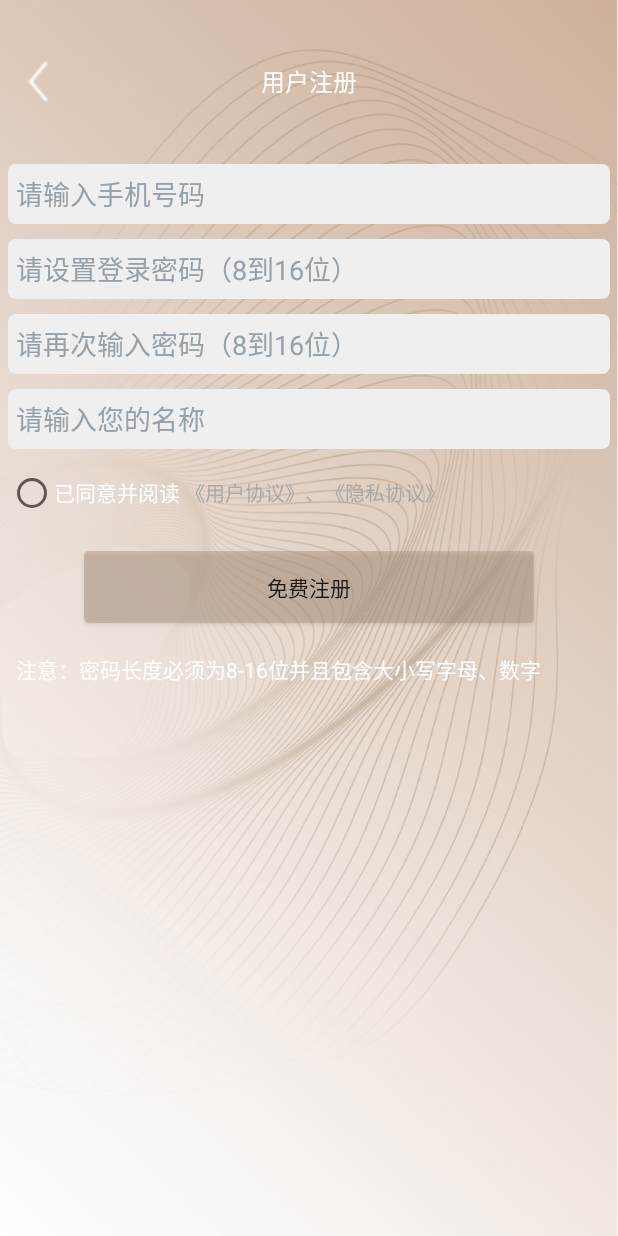
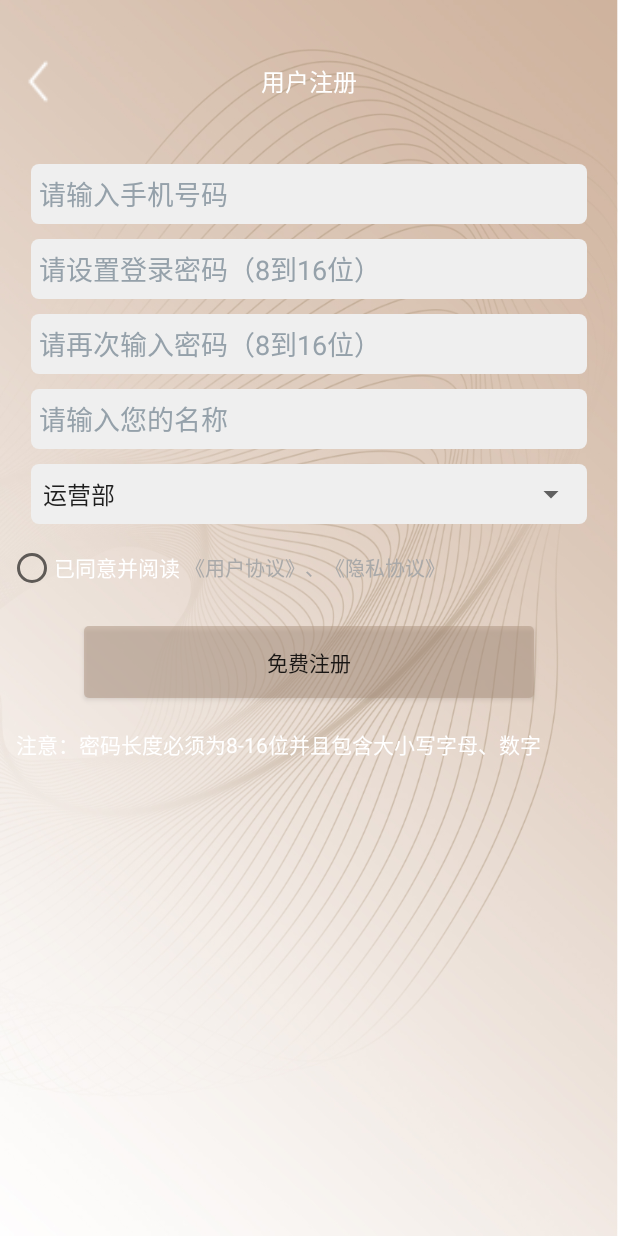
Before and after one commit to violet-two/login-android, an Android app: the screen it shows after launch (RegisterActivity), after a tap on "注册", on a phone screen of 412 x 824 dp. Run offline under Robolectric (Android 15) with nearby library versions, the phone set to English and light mode, and no system bars.

Commit message:
修复了一些bug

```diff
--- a/login-ws-team/src/main/java/ws/com/login_ws_team/MainActivity.java
+++ b/login-ws-team/src/main/java/ws/com/login_ws_team/MainActivity.java
@@ -1,25 +1,23 @@
 package ws.com.login_ws_team;
 
-import androidx.appcompat.app.AppCompatActivity;
-
+import android.app.Activity;
+import android.content.Context;
 import android.content.Intent;
 import android.os.Build;
 import android.os.Bundle;
 import android.text.InputType;
 import android.view.MotionEvent;
 import android.view.View;
-import android.view.Window;
+import android.view.WindowInsets;
 import android.view.WindowManager;
 import android.widget.Button;
 import android.widget.EditText;
-import android.widget.LinearLayout;
-import android.widget.RelativeLayout;
+
+import androidx.appcompat.app.AppCompatActivity;
 
 import java.util.HashMap;
 
-import ws.com.login_ws_team.api.API;
 import ws.com.login_ws_team.loginService.Login;
-import ws.com.login_ws_team.util.HttpUtil;
 import ws.com.login_ws_team.util.ScreenUtil;
 import ws.com.login_ws_team.util.StatusBarUtil;
 import ws.com.login_ws_team.util.ToastUtil;
@@ -32,7 +30,8 @@ public class MainActivity extends AppCompatActivity implements View.OnClickListe
     int inputType = 0;//0为密文，1为明文
     private EditText user;
     private Button login;
-    private static API api;
+    private Button resign;
+
     @Override
     protected void onCreate(Bundle savedInstanceState) {
         super.onCreate(savedInstanceState);
@@ -40,18 +39,43 @@ public class MainActivity extends AppCompatActivity implements View.OnClickListe
         //设置状态栏背景为透明
         StatusBarUtil.getStatusAToTransparent(this);
 
-        api = HttpUtil.getRetrofit().create(API.class);
-
+        user = findViewById(R.id.et_user);
         password = findViewById(R.id.et_password);
-        user = findViewById(R.id.et_user);
         login = findViewById(R.id.btn_login);
-        Button resign = findViewById(R.id.btn_resign);
+        resign = findViewById(R.id.btn_resign);
+        user.setOnFocusChangeListener(new View.OnFocusChangeListener() {
+            @Override
+            public void onFocusChange(View view, boolean b) {
+                if (b) {
+                    // 此处为得到焦点时的处理内容
+                    System.out.println("获取焦点");
+                } else {
+                    System.out.println("失去焦点");
+                }
+            }
+        });
+        password.setOnFocusChangeListener(new View.OnFocusChangeListener() {
+            @Override
+            public void onFocusChange(View view, boolean b) {
+                if (b) {
+                    // 此处为得到焦点时的处理内容
+                    System.out.println("获取焦点");
+                    String isTruePhoneNum = "/^1[3-9]\\d{9}$/";
+                    String inputPhone = user.getText().toString();
+                    if(!inputPhone.matches(isTruePhoneNum)){
+                        ToastUtil.show(MainActivity.this,"手机号格式不正确");
+                        user.requestFocus();
+                    }
+                } else {
+                    System.out.println("失去焦点");
+                }
+            }
+        });
         login.setOnClickListener(this);
         resign.setOnClickListener(this);
-
+        //设置密码框默认属性
         findViewById(R.id.changePasswordImage).setBackgroundResource(R.drawable.ic_visibility_off_24);
         password.setInputType(InputType.TYPE_CLASS_TEXT | InputType.TYPE_TEXT_VARIATION_PASSWORD);
-//        findViewById(R.id.btn_modifyPassword).setOnClickListener(this);
     }
 
     @Override
@@ -84,6 +108,7 @@ public class MainActivity extends AppCompatActivity implements View.OnClickListe
         }
     }
 
+    //改变密码框输入的密码是否显示和图标显示
     public void changePasswordImage(View view) {
         if(inputType==0){
             view.setBackgroundResource(R.drawable.ic_visibility_24);
@@ -114,18 +139,13 @@ public class MainActivity extends AppCompatActivity implements View.OnClickListe
                 HashMap<String, String> params = new HashMap<>();
                 params.put("phone", user.getText().toString());
                 params.put("password", password.getText().toString());
-                Login.login(this,api,params);
+                Login.login(this,params);
                 break;
             case R.id.btn_resign:
                 Intent intent = new Intent(this, RegisterActivity.class);
                 intent.setFlags(Intent.FLAG_ACTIVITY_NO_HISTORY);
                 startActivity(intent);
                 break;
-//            case R.id.btn_modifyPassword:
-//                Intent intentModifyPassword = new Intent(this, ModifyPasswordActivity.class);
-//                intentModifyPassword.setFlags(Intent.FLAG_ACTIVITY_SINGLE_TOP);
-//                startActivity(intentModifyPassword);
-//                break;
         }
     }
 }
--- a/login-ws-team/src/main/java/ws/com/login_ws_team/loginService/InformationDP.java
+++ b/login-ws-team/src/main/java/ws/com/login_ws_team/loginService/InformationDP.java
@@ -52,7 +52,7 @@ public class InformationDP extends AppCompatActivity {
                     //初始化人员数据
                     initData(view,activity);
                 } else {
-                    ToastUtil.show(activity.getBaseContext(), result.getData().toString());
+                    ToastUtil.show(activity, result.getData().toString());
                 }
             }
         };
--- a/login-ws-team/src/main/res/drawable-v24/register_input_bg.xml
+++ b/login-ws-team/src/main/res/drawable-v24/register_input_bg.xml
@@ -12,4 +12,6 @@
 <!--                android:color="#505050"/>-->
         </shape>
     </item>
+
+
 </layer-list>
--- /dev/null
+++ b/login-ws-team/src/main/res/drawable/ic_baseline_arrow_drop_down_24.xml
@@ -0,0 +1,5 @@
+<vector android:height="24dp" android:tint="#ffffff"
+    android:viewportHeight="24" android:viewportWidth="24"
+    android:width="24dp" xmlns:android="http://schemas.android.com/apk/res/android">
+    <path android:fillColor="@android:color/white" android:pathData="M7,10l5,5 5,-5z"/>
+</vector>
--- /dev/null
+++ b/login-ws-team/src/main/res/drawable/register_spinner_bg.xml
@@ -0,0 +1,8 @@
+<layer-list xmlns:android="http://schemas.android.com/apk/res/android">
+    <item>
+        <shape>
+            <corners android:radius="3dp" />
+            <solid android:color="@color/white" />
+        </shape>
+    </item>
+</layer-list>
--- a/login-ws-team/src/main/res/layout/activity_information_department.xml
+++ b/login-ws-team/src/main/res/layout/activity_information_department.xml
@@ -47,7 +47,7 @@
             android:layout_height="wrap_content"
             android:background="@drawable/search_by_informationdp">
 
-                <androidx.appcompat.widget.SearchView
+            <androidx.appcompat.widget.SearchView
                 android:id="@+id/searchView"
                 android:layout_width="match_parent"
                 android:layout_height="45dp"
--- a/login-ws-team/src/main/res/layout/activity_main.xml
+++ b/login-ws-team/src/main/res/layout/activity_main.xml
@@ -62,10 +62,11 @@
                 android:layout_width="match_parent"
                 android:layout_height="40dp"
                 android:layout_marginLeft="5dp"
+                android:maxLength="11"
                 android:layout_toRightOf="@id/iv_user_image"
                 android:background="@color/white"
                 android:gravity="center_vertical"
-                android:inputType="text" />
+                android:inputType="number" />
         </RelativeLayout>
 
         <RelativeLayout
--- a/login-ws-team/src/main/res/layout/activity_modify_password.xml
+++ b/login-ws-team/src/main/res/layout/activity_modify_password.xml
@@ -51,6 +51,7 @@
             android:hint="@string/oldPassword"
             android:paddingLeft="5dp"
             android:maxLength="11"
+            android:inputType="textPassword"
             android:textColor="@color/black"
             android:textColorHint="#95A1AA" />
 
@@ -62,6 +63,7 @@
             android:layout_marginLeft="15dp"
             android:layout_marginRight="15dp"
             android:background="@drawable/register_input_bg"
+            android:inputType="textPassword"
             android:hint="@string/newPassword"
             android:paddingLeft="5dp"
             android:maxLength="11"
--- a/login-ws-team/src/main/res/layout/activity_register_activity.xml
+++ b/login-ws-team/src/main/res/layout/activity_register_activity.xml
@@ -43,11 +43,14 @@
             android:id="@+id/et_phone"
             android:layout_width="match_parent"
             android:layout_height="40dp"
+            android:layout_marginLeft="15dp"
             android:layout_marginTop="10dp"
+            android:layout_marginRight="15dp"
             android:background="@drawable/register_input_bg"
             android:hint="@string/phoneNum"
+            android:inputType="number"
+            android:maxLength="11"
             android:paddingLeft="5dp"
-            android:maxLength="11"
             android:textColor="@color/black"
             android:textColorHint="#95A1AA" />
 
@@ -55,7 +58,9 @@
             android:id="@+id/et_password"
             android:layout_width="match_parent"
             android:layout_height="40dp"
+            android:layout_marginLeft="15dp"
             android:layout_marginTop="10dp"
+            android:layout_marginRight="15dp"
             android:background="@drawable/register_input_bg"
             android:hint="@string/password"
             android:inputType="textPassword"
@@ -67,7 +72,9 @@
             android:id="@+id/et_confirm_password"
             android:layout_width="match_parent"
             android:layout_height="40dp"
+            android:layout_marginLeft="15dp"
             android:layout_marginTop="10dp"
+            android:layout_marginRight="15dp"
             android:background="@drawable/register_input_bg"
             android:hint="@string/confirmPassword"
             android:inputType="textPassword"
@@ -79,20 +86,33 @@
             android:id="@+id/et_name"
             android:layout_width="match_parent"
             android:layout_height="40dp"
+            android:layout_marginLeft="15dp"
             android:layout_marginTop="10dp"
+            android:layout_marginRight="15dp"
             android:background="@drawable/register_input_bg"
             android:hint="@string/name"
             android:paddingLeft="5dp"
             android:textColor="@color/black"
             android:textColorHint="#95A1AA" />
-<!--        <Spinner-->
-<!--            android:layout_width="match_parent"-->
-<!--            android:layout_height="40dp"-->
-<!--            android:layout_marginTop="10dp"-->
-<!--            android:dropDownVerticalOffset="0dp"-->
-<!--            android:spinnerMode="dropdown"-->
-<!--            android:entries="@array/DepartmentList">-->
-<!--        </Spinner>-->
+
+        <RelativeLayout
+            android:layout_width="match_parent"
+            android:layout_height="40dp"
+            android:layout_marginLeft="15dp"
+            android:layout_marginTop="10dp"
+            android:layout_marginRight="15dp"
+            android:layout_centerVertical="true"
+            android:background="@drawable/register_input_bg">
+
+            <Spinner
+                android:id="@+id/department"
+                android:layout_width="match_parent"
+                android:layout_height="40dp"
+                android:layout_centerVertical="true"
+                android:entries="@array/DepartmentList"
+                android:popupBackground="@drawable/register_spinner_bg"
+                android:spinnerMode="dropdown"></Spinner>
+        </RelativeLayout>
     </LinearLayout>
 
     <LinearLayout
```
Also changed, not shown: login-ws-team/src/main/AndroidManifest.xml (+0 -7 lines), login-ws-team/src/main/java/ws/com/login_ws_team/InformationDepartmentActivity.java (+59 -21 lines), login-ws-team/src/main/java/ws/com/login_ws_team/LoginSuccess.java (deleted, +0 -20 lines), login-ws-team/src/main/java/ws/com/login_ws_team/ModifyPasswordActivity.java (+37 -13 lines), login-ws-team/src/main/java/ws/com/login_ws_team/RegisterActivity.java (+20 -14 lines), login-ws-team/src/main/java/ws/com/login_ws_team/loginService/Login.java (+22 -1 lines), login-ws-team/src/main/java/ws/com/login_ws_team/loginService/ModifyPassword.java (+4 -3 lines), login-ws-team/src/main/java/ws/com/login_ws_team/loginService/Register.java (+20 -4 lines), login-ws-team/src/main/java/ws/com/login_ws_team/util/StatusBarUtil.java (+32 -0 lines), login-ws-team/src/main/res/layout/activity_login_success.xml (deleted, +0 -14 lines), login-ws-team/src/main/res/drawable/down.png (added).
